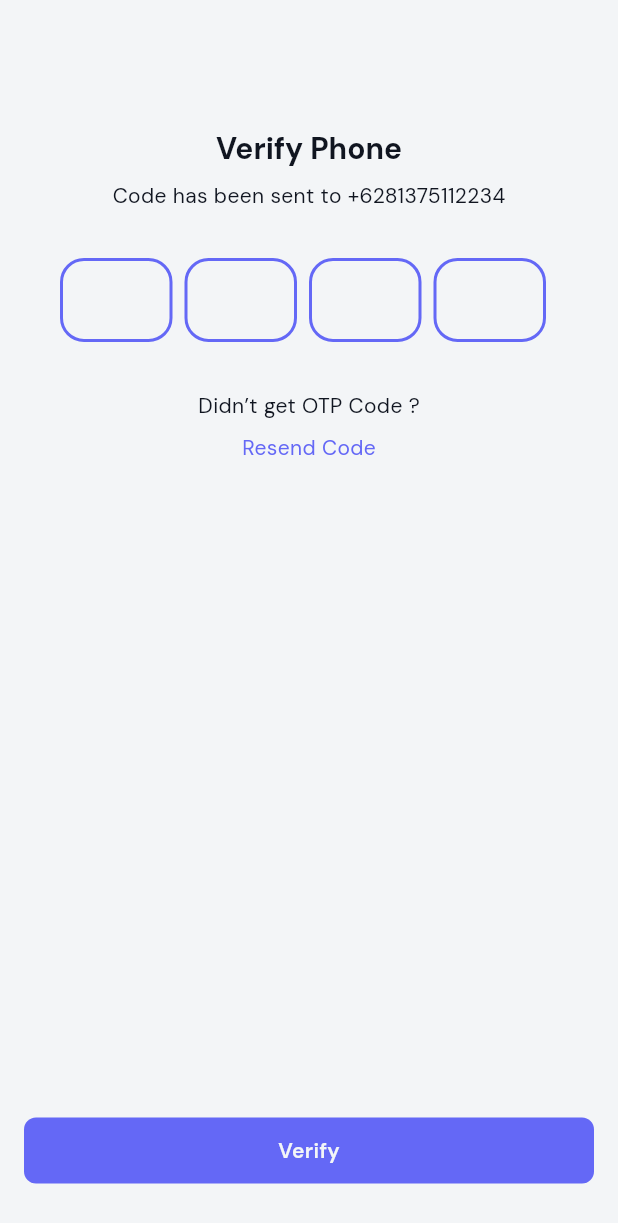
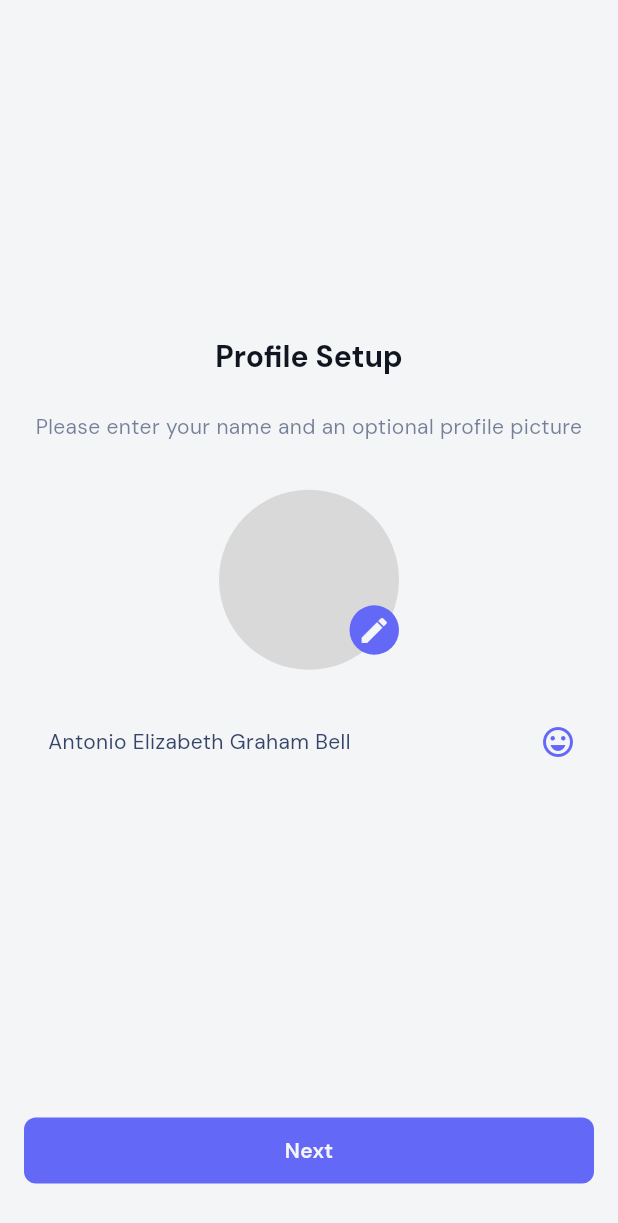
Before and after one commit to shashikantdwivedi/tolki_chat_app, a Flutter app: the screen it shows after launch, on a phone screen of 412 x 824 dp. Shown: the top 1223 px of the screen. Run offline on Flutter 3.47's test engine with Material 3 defaults, Android fonts, the phone set to English and light mode, and no system bars; drawn by our look-alikes of flutter_otp_text_field; our stand-ins replace connectivity_plus, flutter_smart_dialog, flutter_svg, google_fonts, intl_phone_field.

Commit message:
Implemented profile setup screen

```diff
--- a/lib/core/routing/routes.dart
+++ b/lib/core/routing/routes.dart
@@ -7,4 +7,7 @@ abstract class Routes {
   // Authentication
   static const login = "/login";
   static const verifyOtp = "/verify-otp";
+
+  // Profile
+  static const profileSetup = "/profile-setup";
 }
--- a/lib/core/routing/routing.dart
+++ b/lib/core/routing/routing.dart
@@ -1,6 +1,7 @@
 import 'package:flutter/material.dart';
 import 'package:tolki_chat_app/modules/authentication/ui/login_screen.dart';
 import 'package:tolki_chat_app/modules/authentication/ui/verify_otp_screen.dart';
+import 'package:tolki_chat_app/modules/profile/ui/profile_setup_screen.dart';
 import 'package:tolki_chat_app/modules/welcome/ui/welcome_screen.dart';
 import '../../components/online.dart';
 import '../../modules/splash/ui/splash_screen.dart';
@@ -18,6 +19,7 @@ class Routing {
         return MaterialPageRoute(
             builder: (_) => const XOnline(child: WelcomeScreen()),
             settings: settings);
+      // Authentication
       case Routes.login:
         return MaterialPageRoute(
             builder: (_) => const XOnline(child: LoginScreen()),
@@ -26,6 +28,11 @@ class Routing {
         return MaterialPageRoute(
             builder: (_) => const XOnline(child: VerifyOtpScreen()),
             settings: settings);
+      // Profile
+      case Routes.profileSetup:
+        return MaterialPageRoute(
+            builder: (_) => const XOnline(child: ProfileSetupScreen()),
+            settings: settings);
       default:
         return MaterialPageRoute(
             builder: (_) => const XOnline(child: SplashScreen()),
--- a/lib/main.dart
+++ b/lib/main.dart
@@ -51,7 +51,7 @@ class _MyApp extends State<MyApp> {
             bodyMedium: GoogleFonts.dmSans(fontSize: 14, color: XColors.text),
             bodySmall: GoogleFonts.dmSans(fontSize: 12, color: XColors.text),
           )),
-      initialRoute: Routes.verifyOtp,
+      initialRoute: Routes.profileSetup,
       onGenerateRoute: Routing.allRoutes,
       navigatorObservers: [FlutterSmartDialog.observer],
       builder: FlutterSmartDialog.init(),
--- /dev/null
+++ b/lib/modules/profile/ui/profile_setup_screen.dart
@@ -0,0 +1,115 @@
+import 'package:flutter/material.dart';
+
+import '../../../core/config/config.dart';
+
+class ProfileSetupScreen extends StatefulWidget {
+  const ProfileSetupScreen({Key? key}) : super(key: key);
+
+  @override
+  _ProfileSetupScreenState createState() => _ProfileSetupScreenState();
+}
+
+class _ProfileSetupScreenState extends State<ProfileSetupScreen> {
+  @override
+  Widget build(BuildContext context) {
+    return SafeArea(
+        child: Scaffold(
+      backgroundColor: XColors.base,
+      body: Padding(
+        padding: const EdgeInsets.symmetric(horizontal: 16),
+        child: Column(
+          mainAxisAlignment: MainAxisAlignment.spaceBetween,
+          children: [
+            const SizedBox(),
+            Column(
+              children: [
+                Text(
+                  'Profile Setup',
+                  style: Theme.of(context).textTheme.headlineMedium,
+                ),
+                const SizedBox(
+                  height: 24,
+                ),
+                Text(
+                  'Please enter your name and an optional profile picture',
+                  textAlign: TextAlign.center,
+                  style: Theme.of(context).textTheme.bodyMedium?.copyWith(
+                      color: const Color(0xFF223159).withOpacity(0.6)),
+                ),
+                const SizedBox(
+                  height: 32,
+                ),
+                Container(
+                  height: 120,
+                  width: 120,
+                  decoration: BoxDecoration(
+                    color: const Color(0xFFD9D9D9),
+                    borderRadius: BorderRadius.circular(60),
+                  ),
+                  child: Stack(
+                    children: [
+                      Positioned(
+                          bottom: 10,
+                          right: 0,
+                          child: Container(
+                        height: 33,
+                        width: 33,
+                        decoration: BoxDecoration(
+                          color: XColors.primary,
+                          borderRadius: BorderRadius.circular(60),
+                        ),
+                        child: Icon(
+                          Icons.edit,
+                          color: XColors.base,
+                          size: 22,
+                        ),
+                      ))
+                    ],
+                  ),
+                ),
+                const SizedBox(
+                  height: 24,
+                ),
+                TextField(
+                  style: Theme.of(context).textTheme.bodyMedium,
+                  decoration: InputDecoration(
+                    labelText: 'Antonio Elizabeth Graham Bell',
+                    border: InputBorder.none,
+                    contentPadding: const EdgeInsets.symmetric(horizontal: 16),
+                    suffixIcon: Icon(Icons.emoji_emotions_outlined, color: XColors.primary,),
+                    labelStyle: Theme.of(context)
+                        .textTheme
+                        .bodyMedium
+                        ?.copyWith(color: const Color(0xFF223159).withOpacity(0.9)),
+                  ),
+                )
+              ],
+            ),
+            Column(
+              children: [
+                SizedBox(
+                  width: double.infinity,
+                  child: TextButton(
+                      onPressed: () {},
+                      style: TextButton.styleFrom(
+                          backgroundColor: XColors.primary,
+                          shape: RoundedRectangleBorder(
+                              borderRadius: BorderRadius.circular(8)),
+                          padding: const EdgeInsets.symmetric(vertical: 12)),
+                      child: Text(
+                        'Next',
+                        style: Theme.of(context).textTheme.bodyMedium?.copyWith(
+                            fontWeight: FontWeight.w600, color: XColors.base),
+                      )),
+                ),
+                const SizedBox(
+                  height: 33,
+                ),
+              ],
+            )
+          ],
+        ),
+      ),
+    ));
+  }
+}
```
